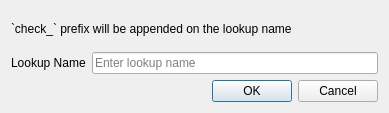
This is ui/wizard/ui_lookup_entity.ui in gltn/stdm as Qt 5 draws it before an edit. The edited form follows.
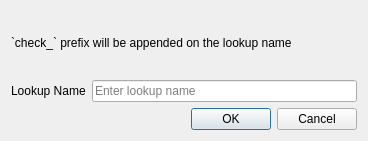
This is the edited form.

Commit message: Adjusted lookup editor size

```diff
--- a/ui/wizard/ui_lookup_entity.ui
+++ b/ui/wizard/ui_lookup_entity.ui
@@ -6,10 +6,16 @@
    <rect>
     <x>0</x>
     <y>0</y>
-    <width>389</width>
-    <height>113</height>
+    <width>368</width>
+    <height>141</height>
    </rect>
   </property>
+  <property name="sizePolicy">
+   <sizepolicy hsizetype="Expanding" vsizetype="Expanding">
+    <horstretch>0</horstretch>
+    <verstretch>0</verstretch>
+   </sizepolicy>
+  </property>
   <property name="minimumSize">
    <size>
     <width>0</width>
@@ -23,6 +29,8 @@
    <item>
     <layout class="QVBoxLayout" name="notif_bar"/>
    </item>
+   <item>
+    <layout class="QVBoxLayout" name="verticalLayout">
    <item>
     <widget class="QLabel" name="label_2">
      <property name="maximumSize">
@@ -53,10 +61,18 @@
      </item>
      <item>
       <widget class="QLineEdit" name="edtName">
+         <property name="minimumSize">
+          <size>
+           <width>0</width>
+           <height>22</height>
+          </size>
+         </property>
        <property name="placeholderText">
         <string>Enter lookup name</string>
        </property>
       </widget>
+       </item>
+      </layout>
      </item>
     </layout>
    </item>
```
Left out of the diff: 6 changed lines with no effect on the pictures. Lines whose indentation alone changed are shown as unchanged. The commit also changes 3 other files.
